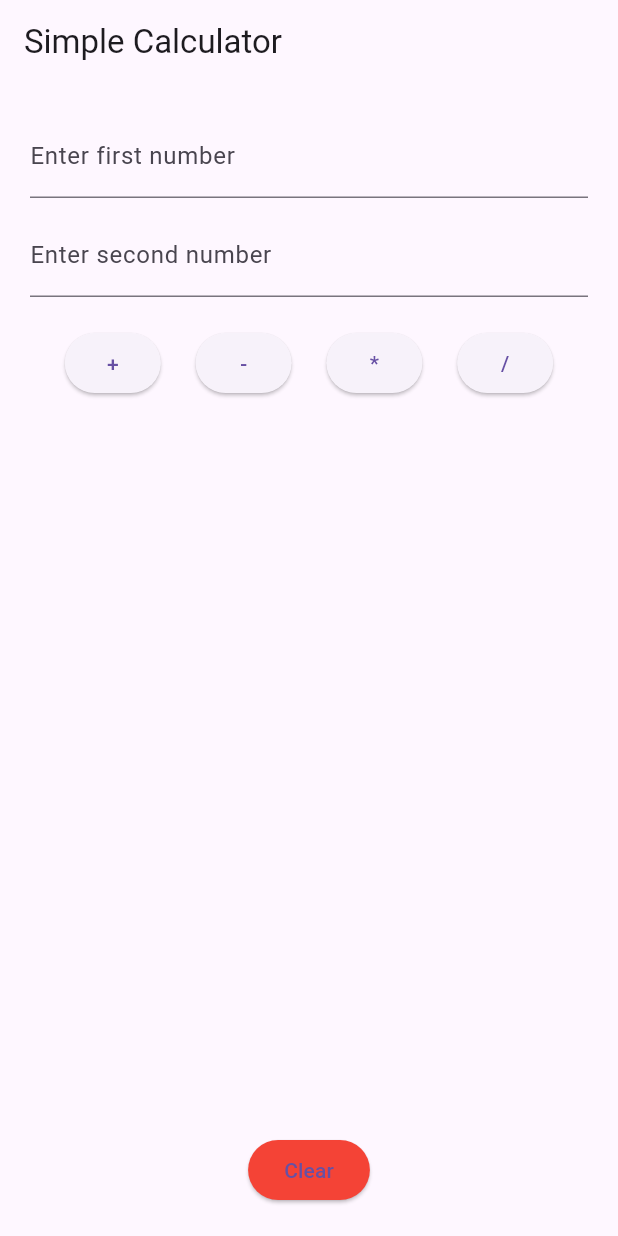
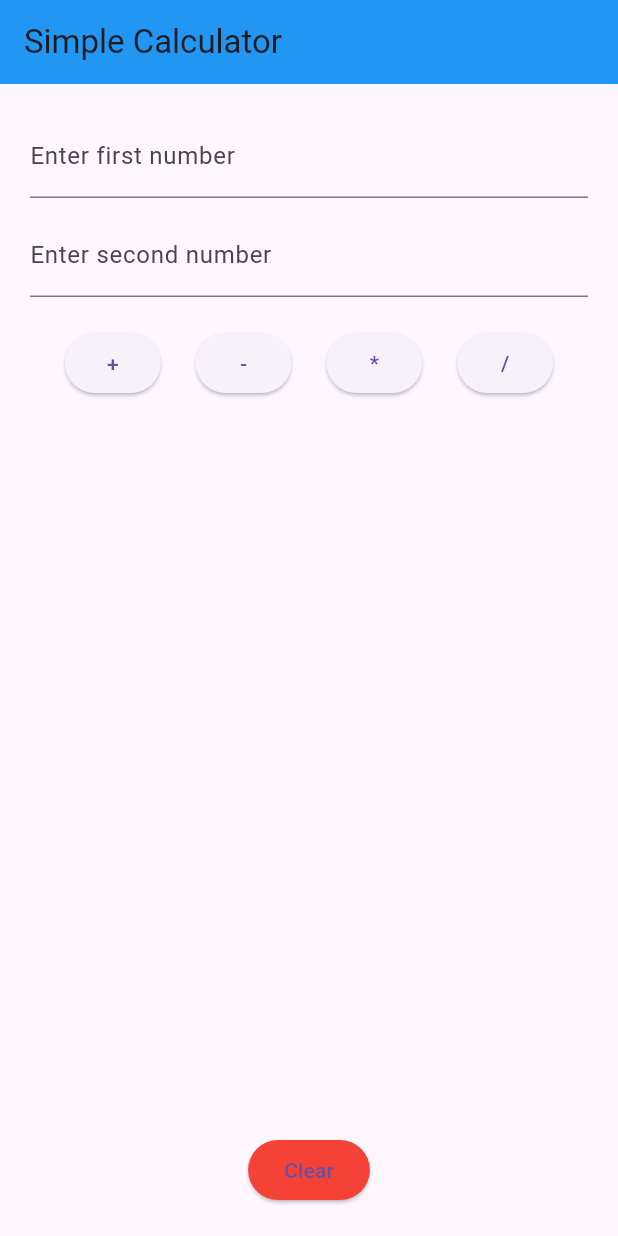
Before and after one commit to Sunilvarma341/ci_cd_flutter_calculator_app, a Flutter app: the screen it shows after launch, on a phone screen of 412 x 824 dp. Run offline on Flutter 3.47's test engine with Material 3 defaults, Android fonts, the phone set to English and light mode, and no system bars.

Commit message:
app bar color changed

```diff
--- a/lib/main.dart
+++ b/lib/main.dart
@@ -84,7 +84,9 @@ class _CalculatorScreenState extends State<CalculatorScreen> {
   @override
   Widget build(BuildContext context) {
     return Scaffold(
-      appBar: AppBar(title: Text('Simple Calculator')),
+      appBar: AppBar(
+        backgroundColor: Colors.blue,
+        title: Text('Simple Calculator')),
       body: Padding(
         padding: const EdgeInsets.all(20.0),
         child: Column(
```
Also changed, not shown: 1 other file.
